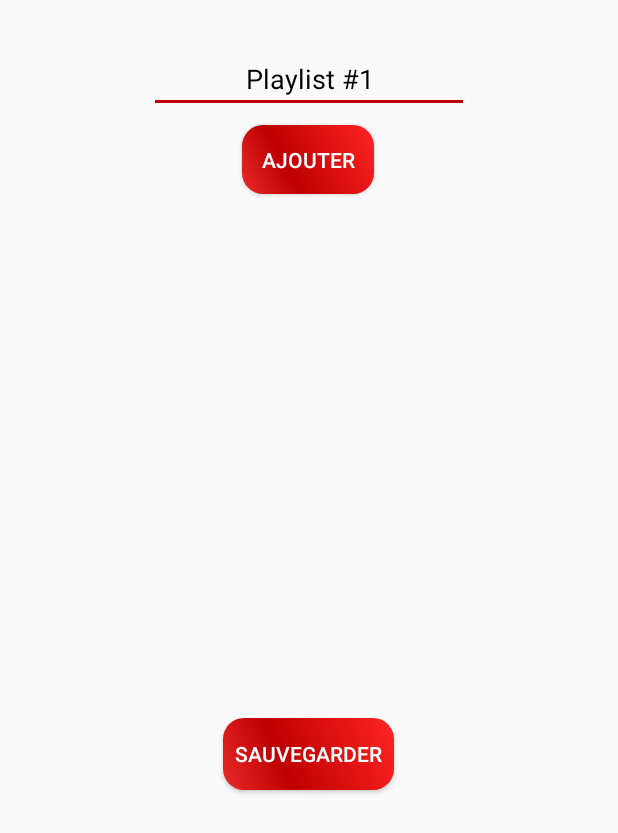
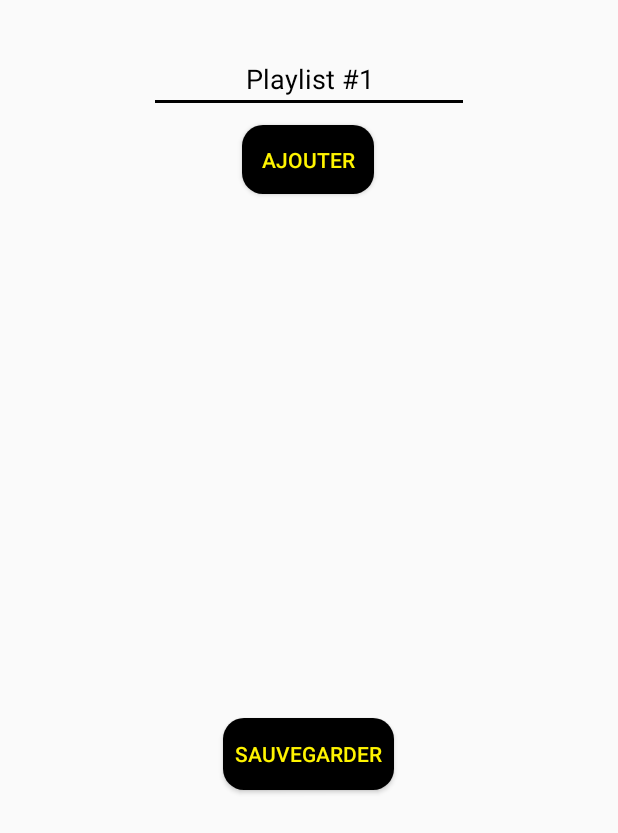
Before and after one commit to matthias-pinard/Guizic, an Android app: the AddSounds screen opened directly, with no data from a screen before it, on a phone screen of 412 x 824 dp. Shown: the top 833 px of the screen. Run offline under Robolectric (Android 15) with nearby library versions, the phone set to English and light mode, and no system bars; our stand-ins replace Room's generated code; libraries missing offline, so code that uses them is left out: android.arch.persistence.

Commit message:
Change theme App and test background Button

```diff
--- /dev/null
+++ b/app/src/main/res/drawable-v24/button_background_default_jsm.xml
@@ -0,0 +1,18 @@
+<?xml version="1.0" encoding="utf-8"?>
+<shape xmlns:android="http://schemas.android.com/apk/res/android" android:shape="rectangle" >
+    <corners
+        android:radius="14dp"
+        />
+    <gradient
+        android:angle="45"
+        android:startColor="#ff000000"
+        android:endColor="#ff000000"
+        android:type="linear"
+        />
+    <padding
+        android:left="8dp"
+        android:top="0dp"
+        android:right="8dp"
+        android:bottom="0dp"
+        />
+</shape>
--- a/app/src/main/res/layout/activity_add_sounds.xml
+++ b/app/src/main/res/layout/activity_add_sounds.xml
@@ -14,10 +14,10 @@
         android:layout_marginStart="8dp"
         android:layout_marginTop="8dp"
         android:layout_marginEnd="8dp"
-        android:background="@drawable/button_selector"
+        android:background="@drawable/button_background_default_jsm"
         android:onClick="onClickAddSound"
         android:text="@string/button_add_sound"
-        android:textColor="@android:color/white"
+        android:textColor="@color/textJsm"
         app:layout_constraintEnd_toEndOf="parent"
         app:layout_constraintHorizontal_bias="0.498"
         app:layout_constraintStart_toStartOf="parent"
@@ -57,10 +57,10 @@
         android:layout_marginStart="8dp"
         android:layout_marginTop="8dp"
         android:layout_marginEnd="8dp"
-        android:background="@drawable/button_selector"
+        android:background="@drawable/button_background_default_jsm"
         android:onClick="onClickSave"
         android:text="@string/button_save_sound"
-        android:textColor="@android:color/white"
+        android:textColor="@color/textJsm"
         app:layout_constraintEnd_toEndOf="parent"
         app:layout_constraintHorizontal_bias="0.498"
         app:layout_constraintStart_toStartOf="parent"
--- a/app/src/main/res/values/colors.xml
+++ b/app/src/main/res/values/colors.xml
@@ -1,6 +1,8 @@
 <?xml version="1.0" encoding="utf-8"?>
 <resources>
-    <color name="colorPrimary">#ff0105</color>
-    <color name="colorPrimaryDark">#970008</color>
-    <color name="colorAccent">#b90006</color>
+    <color name="colorPrimary">#303030</color>
+    <color name="colorPrimaryDark">#000000</color>
+    <color name="colorAccent">#000000</color>
+
+    <color name="textJsm">#fffff400</color>
 </resources>
```
